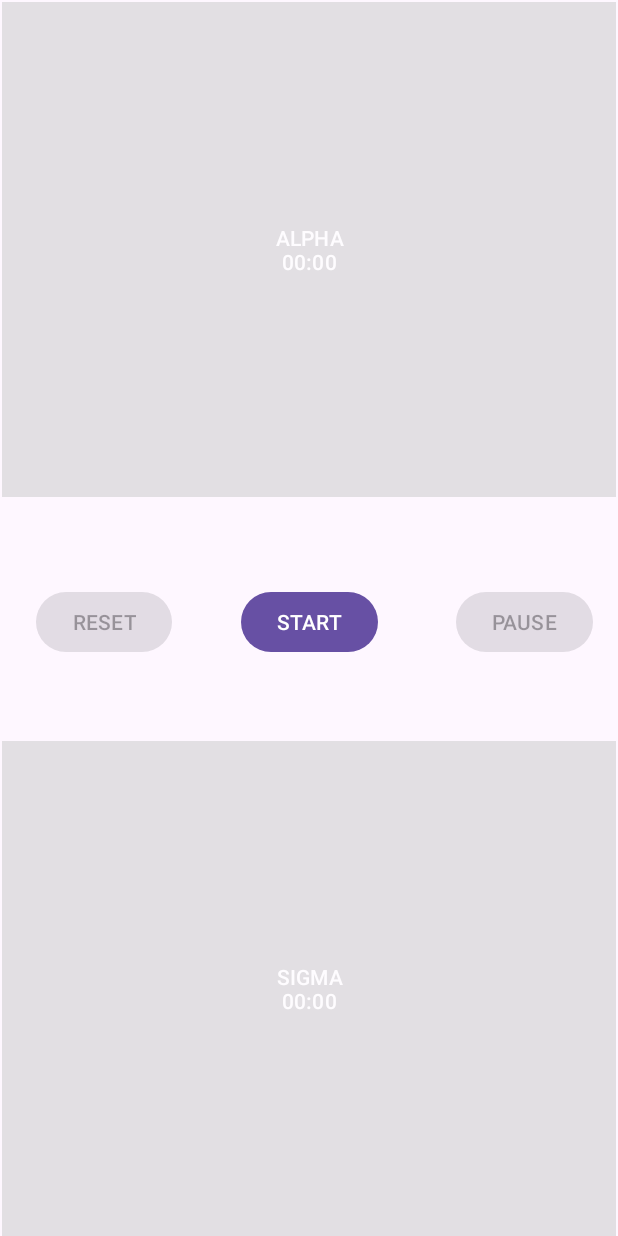
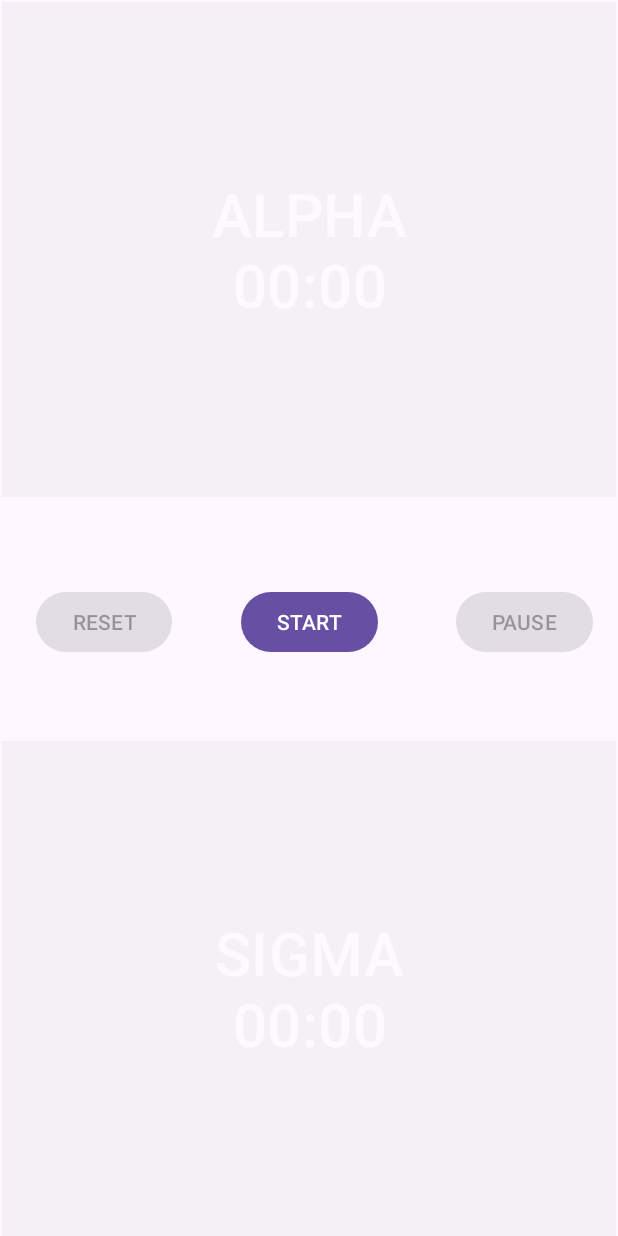
Before and after one commit to Milunas/asg-timer, an Android app: the screen it shows after launch (MainActivity), on a phone screen of 412 x 824 dp. Run offline under Robolectric (Android 15) with nearby library versions, the phone set to English and light mode, and no system bars.

Commit message:
Text and color adjustments

```diff
--- a/app/src/main/java/com/example/myapplication/MainActivity.kt
+++ b/app/src/main/java/com/example/myapplication/MainActivity.kt
@@ -273,9 +273,9 @@ class MainActivity : AppCompatActivity() {
         team1Button.text = "ALPHA\n${formatTime(team1TimeInSeconds)}"
         team2Button.text = "SIGMA\n${formatTime(team2TimeInSeconds)}"
 
-        // Highlight active team
-        team1Button.alpha = if (activeTeam == 1) 1.0f else 0.7f
-        team2Button.alpha = if (activeTeam == 2) 1.0f else 0.7f
+        // Highlight active team with higher brightness (1.5f) and inactive teams more dimmed (0.2f)
+        team1Button.alpha = if (activeTeam == 1) 1.5f else 0.2f
+        team2Button.alpha = if (activeTeam == 2) 1.5f else 0.2f
 
         // Update control buttons
         startButton.isEnabled = !isRunning || isPaused
--- a/app/src/main/res/layout/activity_main.xml
+++ b/app/src/main/res/layout/activity_main.xml
@@ -16,6 +16,7 @@
         android:layout_marginEnd="1dp"
         android:background="#FFFFFF"
         android:text="ALPHA"
+        android:textSize="40sp"
         app:backgroundTint="@color/red"
         app:layout_constraintEnd_toEndOf="parent"
         app:layout_constraintStart_toStartOf="parent"
@@ -29,6 +30,7 @@
         android:layout_marginEnd="1dp"
         android:background="#000000"
         android:text="SIGMA"
+        android:textSize="40sp"
         app:backgroundTint="@color/green"
         app:layout_constraintBottom_toBottomOf="parent"
         app:layout_constraintEnd_toEndOf="parent"
```
